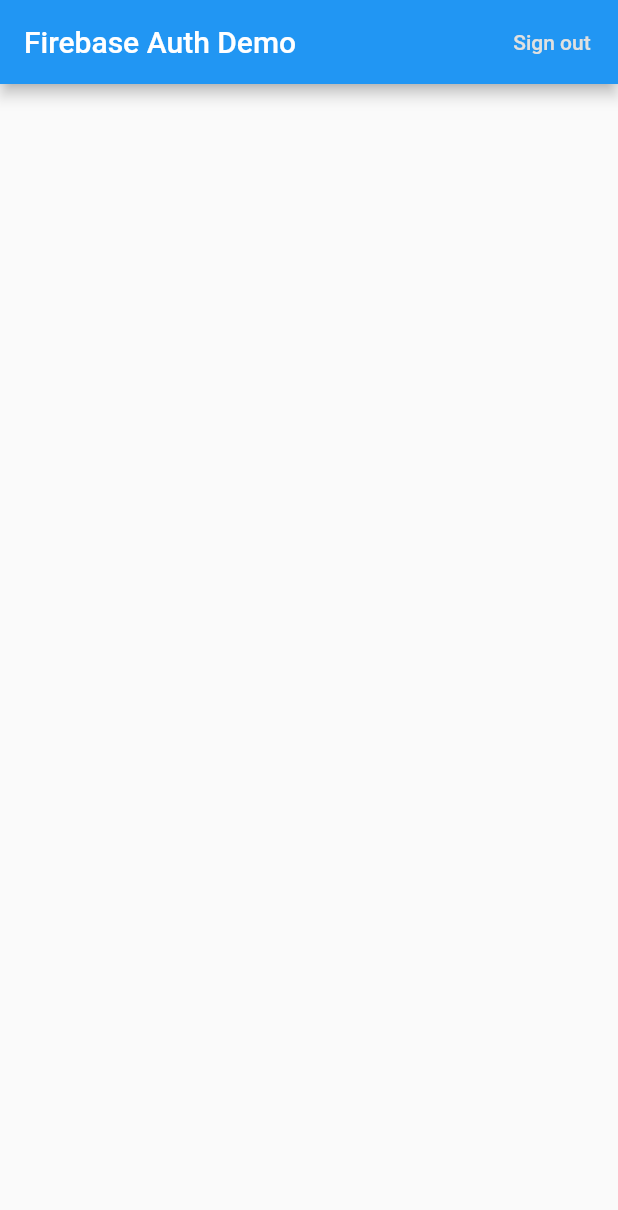
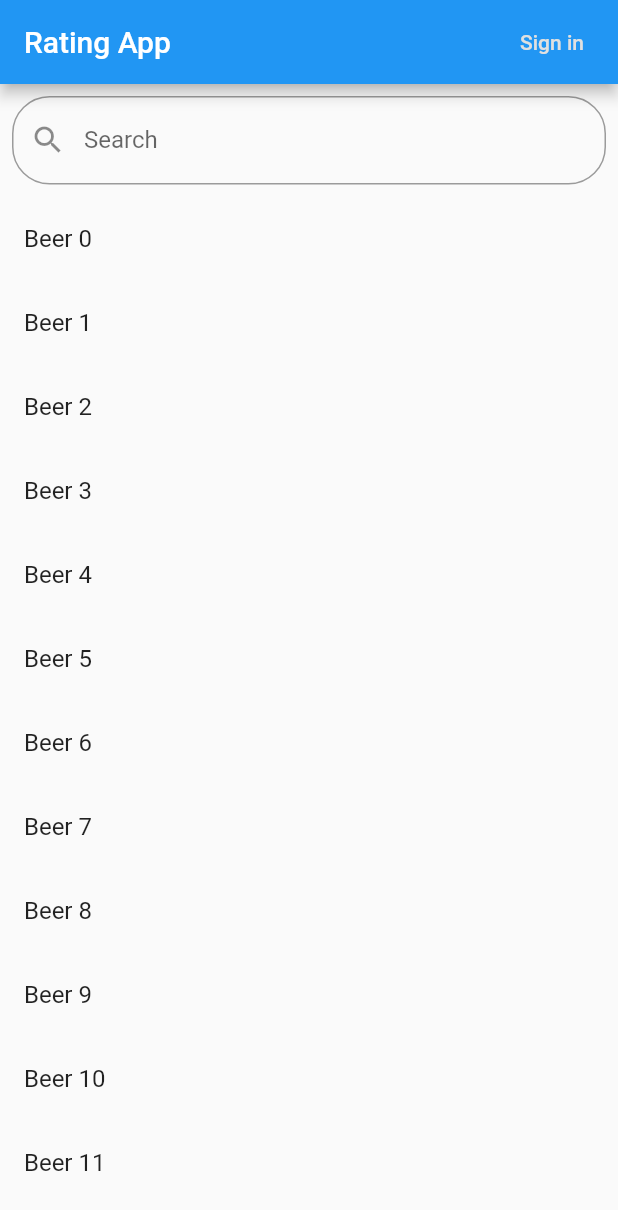
Before and after one commit to TanzerRafael/BeerMetric, a Flutter app: the screen it shows after launch, on a phone screen of 412 x 824 dp. Shown: the top 1210 px of the screen. Run offline on Flutter 3.47's test engine with Material 2 defaults, Android fonts, the phone set to English and light mode, and no system bars; our stand-ins replace firebase_auth, firebase_core, firebase_dynamic_links; accounts and stored records are empty.

Commit message:
Added Authentification + basic searchable list

```diff
--- a/Frontend/ratingApp/lib/main.dart
+++ b/Frontend/ratingApp/lib/main.dart
@@ -3,6 +3,8 @@ import 'package:firebase_core/firebase_core.dart';
 import 'package:flutter/material.dart';
 import 'package:firebase_auth/firebase_auth.dart';
 import 'package:firebase_dynamic_links/firebase_dynamic_links.dart';
+import 'register.dart';
+import 'signin.dart';
 
 //2
 final FirebaseAuth _auth = FirebaseAuth.instance;
@@ -15,12 +17,11 @@ void main() async {
 
 //3
 class MyApp extends StatelessWidget {
-
   @override
   Widget build(BuildContext context) {
     return MaterialApp(
-      title: 'Firebase Auth Demo',
-      home: MyHomePage(title: 'Firebase Auth Demo'),
+      title: 'Rating App',
+      home: MyHomePage(title: 'Rating App'),
     );
   }
 }
@@ -28,13 +29,23 @@ class MyApp extends StatelessWidget {
 class MyHomePage extends StatefulWidget {
   MyHomePage({Key key, this.title}) : super(key: key);
   final String title;
+
   @override
   _MyHomePageState createState() => _MyHomePageState();
 }
 
 class _MyHomePageState extends State<MyHomePage> {
+  Text buttonText = Text(_auth.currentUser == null ? 'Sign in' : 'Sign out');
+  final duplicateItems = List<String>.generate(30, (i) => "Beer $i");
+  var items = List<String>();
+  TextEditingController editingController = TextEditingController();
 
-//4
+  @override
+  void initState() {
+    items.addAll(duplicateItems);
+    super.initState();
+  }
+
   @override
   Widget build(BuildContext context) {
     return Scaffold(
@@ -44,21 +55,28 @@ class _MyHomePageState extends State<MyHomePage> {
           Builder(builder: (BuildContext context) {
 //5
             return FlatButton(
-              child: const Text('Sign out'),
-              textColor: Theme
-                  .of(context)
-                  .buttonColor,
+              child: buttonText,
+              textColor: Theme.of(context).buttonColor,
               onPressed: () async {
+                setState(() {
+                  _auth.currentUser;
+                });
                 final User user = _auth.currentUser;
                 if (user == null) {
-//6
-                  Scaffold.of(context).showSnackBar(const SnackBar(
-                    content: Text('No one has signed in.'),
-                  ));
+                  Navigator.push(
+                    context,
+                    MaterialPageRoute(builder: (context) => SignIn()),
+                  );
+                  setState(() {
+                    buttonText = Text(_auth.currentUser == null ? 'Sign in' : 'Sign out');
+                  });
                   return;
                 }
                 await _auth.signOut();
                 final String uid = user.uid;
+                setState(() {
+                  buttonText = Text(_auth.currentUser == null ? 'Sign in' : 'Sign out');
+                });
                 Scaffold.of(context).showSnackBar(SnackBar(
                   content: Text(uid + ' has successfully signed out.'),
                 ));
@@ -67,16 +85,62 @@ class _MyHomePageState extends State<MyHomePage> {
           })
         ],
       ),
-      body: Builder(builder: (BuildContext context) {
-//7
-        return ListView(
-          scrollDirection: Axis.vertical,
-          padding: const EdgeInsets.all(16),
+      body: Container(
+        child: Column(
           children: <Widget>[
-            //TODO: UI widgets will go here.
+            Padding(
+              padding: const EdgeInsets.all(8.0),
+              child: TextField(
+                onChanged: (value) {
+                  filterSearchResults(value);
+                },
+                controller: editingController,
+                decoration: InputDecoration(
+                    labelText: "Search",
+                    hintText: "Search",
+                    prefixIcon: Icon(Icons.search),
+                    border: OutlineInputBorder(
+                        borderRadius: BorderRadius.all(Radius.circular(25.0)))),
+              ),
+            ),
+            Expanded(
+              child: ListView.builder(
+                shrinkWrap: true,
+                itemCount: items.length,
+                itemBuilder: (context, index) {
+                  return ListTile(
+                    title: Text('${items[index]}'),
+                  );
+                },
+              ),
+            ),
           ],
-        );
-      }),
+        ),
+      ),
+
     );
   }
+  void filterSearchResults(String query) {
+    List<String> dummySearchList = List<String>();
+    dummySearchList.addAll(duplicateItems);
+    if(query.isNotEmpty) {
+      List<String> dummyListData = List<String>();
+      dummySearchList.forEach((item) {
+        if(item.contains(query)) {
+          dummyListData.add(item);
+        }
+      });
+      setState(() {
+        items.clear();
+        items.addAll(dummyListData);
+      });
+      return;
+    } else {
+      setState(() {
+        items.clear();
+        items.addAll(duplicateItems);
+      });
+    }
+
+  }
 }
```
Also changed, not shown: Frontend/ratingApp/lib/register.dart (added, +142 -0 lines), Frontend/ratingApp/lib/signin.dart (added, +136 -0 lines).
